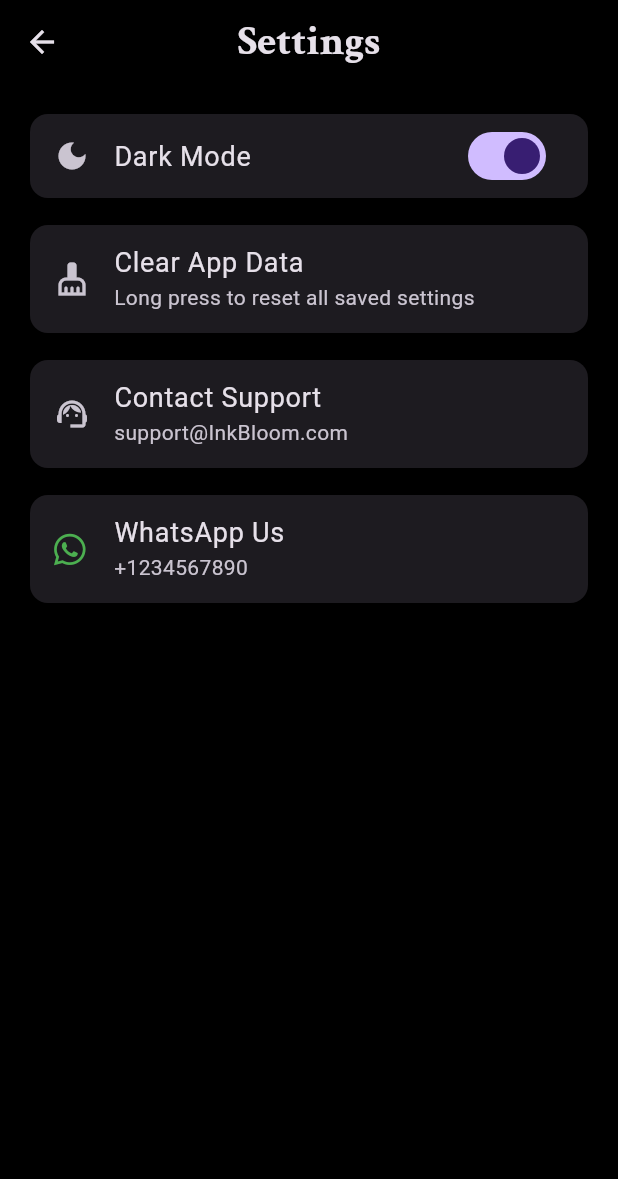
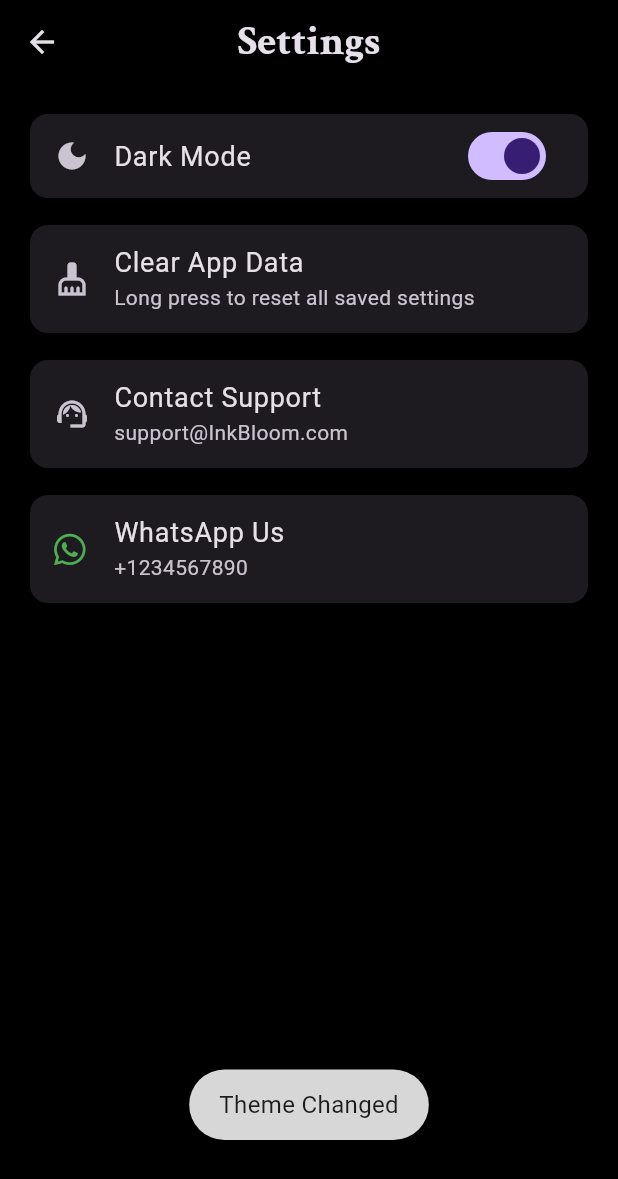
Before and after one commit to AswinSudhakar/InkBloom-Blog-App, a Flutter app: the SettingsScreen screen opened directly, after a tap on "Dark Mode", on a phone screen of 412 x 824 dp. Shown: the top 1179 px of the screen. Run offline on Flutter 3.47's test engine with Material 3 defaults, Android fonts, the light colour scheme and no system bars; our stand-ins replace anim_search_bar, connectivity_plus, fluttertoast, font_awesome_flutter, google_fonts, image_picker and 2 more; accounts and stored records are empty; network calls fail.

Commit message:
toast message

```diff
--- a/lib/View/authentication/login.dart
+++ b/lib/View/authentication/login.dart
@@ -1,11 +1,9 @@
 import 'package:flutter/material.dart';
-import 'package:inkbloom/View/additionalscreen/loginloading.dart';
 import 'package:inkbloom/View/blogscreens/mainhome.dart';
 import 'package:inkbloom/View/drawer/categoryseleection.dart';
 import 'package:inkbloom/ViewModel/userprovider.dart';
 import 'package:inkbloom/models/user/usermodel.dart';
 import 'package:inkbloom/service/authservice.dart';
-import 'package:inkbloom/View/blogscreens/home2.dart';
 import 'package:inkbloom/View/authentication/register.dart';
 import 'package:lottie/lottie.dart';
 import 'package:provider/provider.dart';
--- a/lib/View/blogscreens/mainhome.dart
+++ b/lib/View/blogscreens/mainhome.dart
@@ -6,7 +6,6 @@ import 'package:inkbloom/View/blogscreens/favoritescreen.dart';
 import 'package:inkbloom/View/blogscreens/home2.dart';
 import 'package:inkbloom/View/blogscreens/myblogs.dart';
 import 'package:inkbloom/View/drawer/myaccount.dart';
-import 'package:inkbloom/View/test/hometest.dart';
 import 'package:inkbloom/service/connectivityservice.dart';
 
 class Mainhome extends StatefulWidget {
--- a/lib/ViewModel/blogprovider.dart
+++ b/lib/ViewModel/blogprovider.dart
@@ -106,7 +106,7 @@ class BlogProvider extends ChangeNotifier {
   //delete blog
   Future<bool?> Deleteblog(BlogModel blogModel) async {
     final success = await Blogservice().deleteBlog(blogModel);
-    if (success!) {
+    if (success == true) {
       notifyListeners();
       await fetchBlogs();
     }
--- a/lib/widgets/bloglistview.dart
+++ b/lib/widgets/bloglistview.dart
@@ -56,7 +56,7 @@ class BlogListSection extends StatelessWidget {
               borderRadius: BorderRadius.circular(16),
             ),
             clipBehavior: Clip.antiAlias,
-            child: Container(
+            child: SizedBox(
               height: 190,
               child: Row(
                 children: [
--- /dev/null
+++ b/lib/widgets/toastmessage.dart
@@ -0,0 +1,21 @@
+import 'package:flutter/material.dart';
+import 'package:fluttertoast/fluttertoast.dart';
+import 'package:inkbloom/ViewModel/themeprovider.dart';
+import 'package:provider/provider.dart';
+
+class CustomToastMessagee {
+  static void show({
+    Color? color,
+    required String message,
+    double fontSize = 16.0,
+    ToastGravity gravity = ToastGravity.BOTTOM,
+  }) {
+    Fluttertoast.showToast(
+      backgroundColor: color,
+      msg: message,
+      fontSize: fontSize,
+      gravity: gravity,
+      toastLength: Toast.LENGTH_SHORT,
+    );
+  }
+}
--- a/pubspec.yaml
+++ b/pubspec.yaml
@@ -34,14 +34,14 @@ dependencies:
   # The following adds the Cupertino Icons font to your application.
   # Use with the CupertinoIcons class for iOS style icons.
   cupertino_icons: ^1.0.8
-  firebase_core: ^3.12.1
-  firebase_auth: ^5.5.1
+  # firebase_core: ^3.12.1
+  # firebase_auth: ^5.5.1
   http: ^1.3.0
   provider: ^6.1.2
   shared_preferences: ^2.5.2
   google_fonts: ^6.2.1
   image_picker: ^1.1.2
-  permission_handler: ^11.4.0
+  # permission_handler: ^11.4.0
   fluttertoast: ^8.2.12
   # animated_text_kit: ^4.2.2
   # flutter_screenutil: ^5.9.3
```
Also changed, not shown: lib/View/blogscreens/addblog.dart (+8 -4 lines), lib/View/blogscreens/blogdetail.dart (+46 -23 lines), lib/View/blogscreens/editblog.dart (+6 -2 lines), lib/View/drawer/settings.dart (+8 -3 lines), pubspec.lock, 3 other files.
